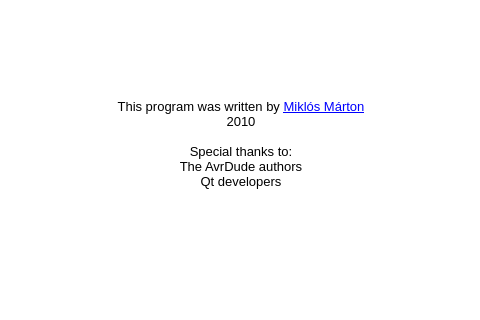
martonmiklos/avrdude-qt-gui, file mainwindow.ui: the form before one commit; both pictures show x 259 to 739 and y 100 to 420 of the 1000 by 705 pixel window.
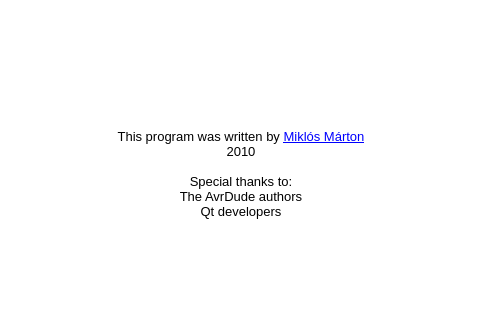
The form after the commit. The open tabs and pages were chosen to show the change. Icons and pictures are not drawn. Custom widgets are drawn as their Qt base class.

```diff
--- a/mainwindow.ui
+++ b/mainwindow.ui
@@ -705,6 +705,8 @@
 &lt;p style=&quot;-qt-paragraph-type:empty; margin-top:0px; margin-bottom:0px; margin-left:0px; margin-right:0px; -qt-block-indent:0; text-indent:0px;&quot;&gt;&lt;/p&gt;
 &lt;p style=&quot;-qt-paragraph-type:empty; margin-top:0px; margin-bottom:0px; margin-left:0px; margin-right:0px; -qt-block-indent:0; text-indent:0px;&quot;&gt;&lt;/p&gt;
 &lt;p style=&quot;-qt-paragraph-type:empty; margin-top:0px; margin-bottom:0px; margin-left:0px; margin-right:0px; -qt-block-indent:0; text-indent:0px;&quot;&gt;&lt;/p&gt;
+&lt;p style=&quot;-qt-paragraph-type:empty; margin-top:0px; margin-bottom:0px; margin-left:0px; margin-right:0px; -qt-block-indent:0; text-indent:0px;&quot;&gt;&lt;/p&gt;
+&lt;p style=&quot;-qt-paragraph-type:empty; margin-top:0px; margin-bottom:0px; margin-left:0px; margin-right:0px; -qt-block-indent:0; text-indent:0px;&quot;&gt;&lt;/p&gt;
 &lt;p align=&quot;center&quot; style=&quot; margin-top:0px; margin-bottom:0px; margin-left:0px; margin-right:0px; -qt-block-indent:0; text-indent:0px;&quot;&gt;This program was written by &lt;a href=&quot;mailto:martonmiklosqdev@gmail.com&quot;&gt;&lt;span style=&quot; text-decoration: underline; color:#0000ff;&quot;&gt;Miklós Márton&lt;/span&gt;&lt;/a&gt;&lt;/p&gt;
 &lt;p align=&quot;center&quot; style=&quot; margin-top:0px; margin-bottom:0px; margin-left:0px; margin-right:0px; -qt-block-indent:0; text-indent:0px;&quot;&gt;2010&lt;/p&gt;
 &lt;p align=&quot;center&quot; style=&quot;-qt-paragraph-type:empty; margin-top:0px; margin-bottom:0px; margin-left:0px; margin-right:0px; -qt-block-indent:0; text-indent:0px;&quot;&gt;&lt;/p&gt;
```
Left out of the diff: 11 changed lines with no effect on the pictures.
